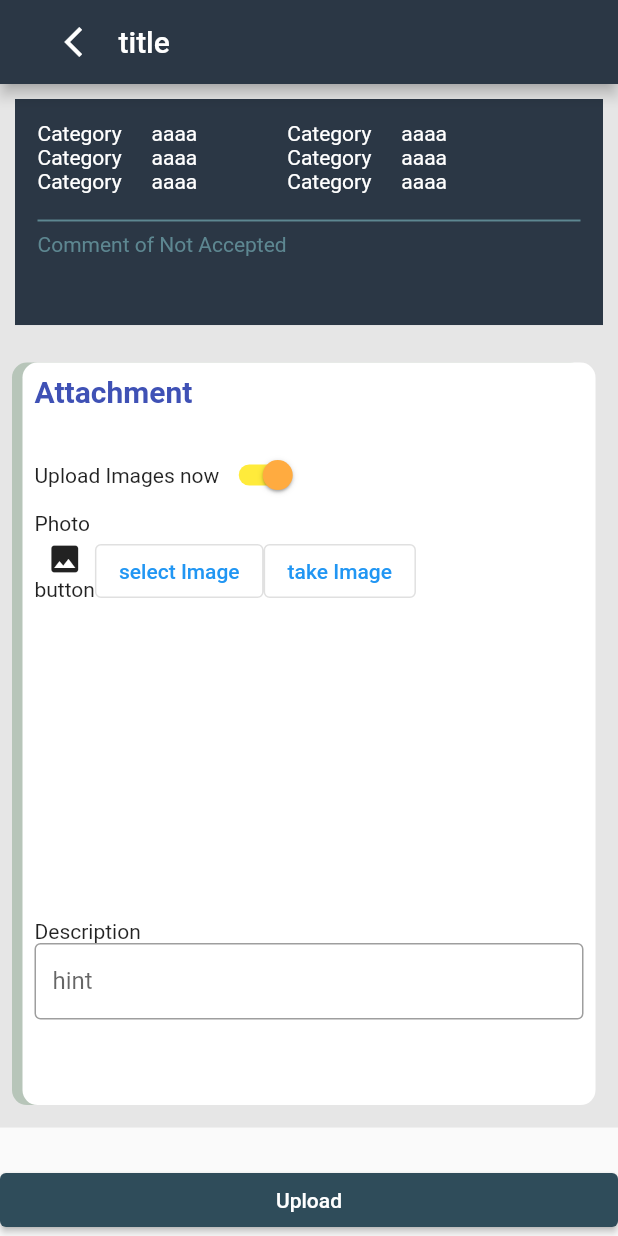
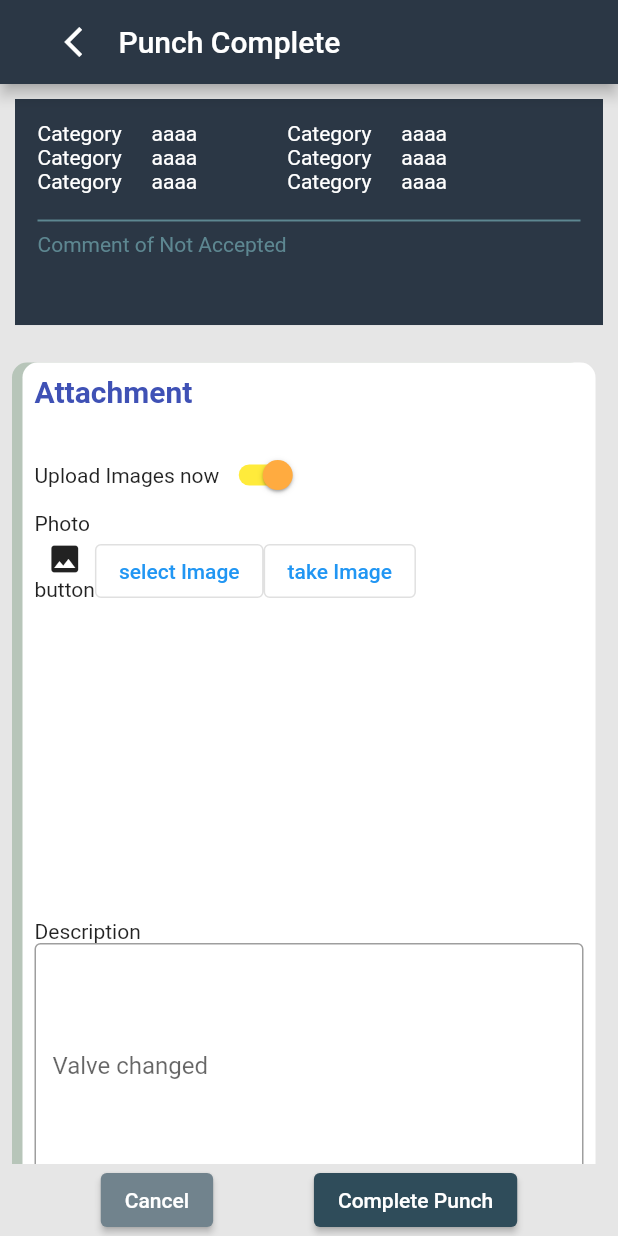
Before and after one commit to leejaehee1/flutter, a Flutter app: the PunchComplete screen opened by its route, on a phone screen of 412 x 824 dp. Run offline on Flutter 3.47's test engine with Material 2 defaults, Android fonts, the phone set to English and light mode, and no system bars; our stand-ins replace get, image_picker; missing offline and left inert: flutter_tagging; generated files the repository leaves out were written again.

Commit message:
edit 'complete page intl'

```diff
--- a/plms_start/lib/pages/punch_complete.dart
+++ b/plms_start/lib/pages/punch_complete.dart
@@ -3,8 +3,8 @@ import 'package:get/get.dart';
 import 'package:plms_start/pages/components/complete_component.dart';
 import 'package:plms_start/pages/utils/header_issue.dart';
 import 'package:plms_start/screens/utils/image_picker.dart';
-// import 'package:plms_start/screens/utils/swich_punch.dart';
 import 'package:plms_start/screens/utils/title_text.dart';
+import 'package:flutter_gen/gen_l10n/app_localizations.dart';
 
 class PunchComplete extends StatefulWidget {
   const PunchComplete({Key? key}) : super(key: key);
@@ -21,7 +21,7 @@ class _PunchCompleteState extends State<PunchComplete> {
         backgroundColor: Color(0xff2B3745),
         automaticallyImplyLeading: false,
         title: Header(
-          title: "title",
+          title: AppLocalizations.of(context)!.completeTitle,
         ),
       ),
       body: DefaultTabController(
@@ -58,7 +58,7 @@ class _PunchCompleteState extends State<PunchComplete> {
                         Row(
                           children: [
                             Text(
-                              "Comment of Not Accepted",
+                              AppLocalizations.of(context)!.completeText,
                               style: TextStyle(color: Color(0xff5D8791)),
                             ),
                           ],
@@ -94,7 +94,8 @@ class _PunchCompleteState extends State<PunchComplete> {
                               Row(
                                 children: [
                                   TitleText(
-                                    title: 'Attachment',
+                                    title: AppLocalizations.of(context)!
+                                        .completePageTitle,
                                   ),
                                 ],
                               ),
@@ -118,7 +119,22 @@ class _PunchCompleteState extends State<PunchComplete> {
           ],
         ),
       ),
-      bottomNavigationBar: ElevatedButton(
+      bottomNavigationBar: Container(
+        color: Color(0xFFE6E6E6),
+        child: Row(
+          mainAxisAlignment: MainAxisAlignment.spaceEvenly,
+          children: [
+            ElevatedButton(
+              style: ElevatedButton.styleFrom(
+                primary: Color(0xff71838D), // background
+                // onPrimary: Colors.white, // foreground
+              ),
+              onPressed: () {
+                Get.back();
+              },
+              child: Text(AppLocalizations.of(context)!.completePageButton1),
+            ),
+            ElevatedButton(
               style: ElevatedButton.styleFrom(
                 primary: Color(0xff2F4C5A), // background
                 // onPrimary: Colors.white, // foreground
@@ -126,7 +142,10 @@ class _PunchCompleteState extends State<PunchComplete> {
               onPressed: () {
                 Get.offAllNamed('/home');
               },
-        child: Text("Upload"),
+              child: Text(AppLocalizations.of(context)!.completePageButton2),
+            ),
+          ],
+        ),
       ),
     );
   }
@@ -136,20 +155,19 @@ class _PunchCompleteState extends State<PunchComplete> {
       children: [
         Row(
           children: [
-            Text("Description"),
+            Text(AppLocalizations.of(context)!.completePageDescription),
           ],
         ),
-        Container(
-          height: 100,
-          child: TextField(
+        TextField(
+            maxLines: 7,
             keyboardType: TextInputType.multiline,
             maxLength: null,
             decoration: InputDecoration(
               border: OutlineInputBorder(),
-                labelText: "hint",
+              labelText:
+                  AppLocalizations.of(context)!.completePageDescriptionLabel,
               isDense: true,
             )),
-        ),
       ],
     );
   }
```
Lines whose indentation alone changed are shown as unchanged.
